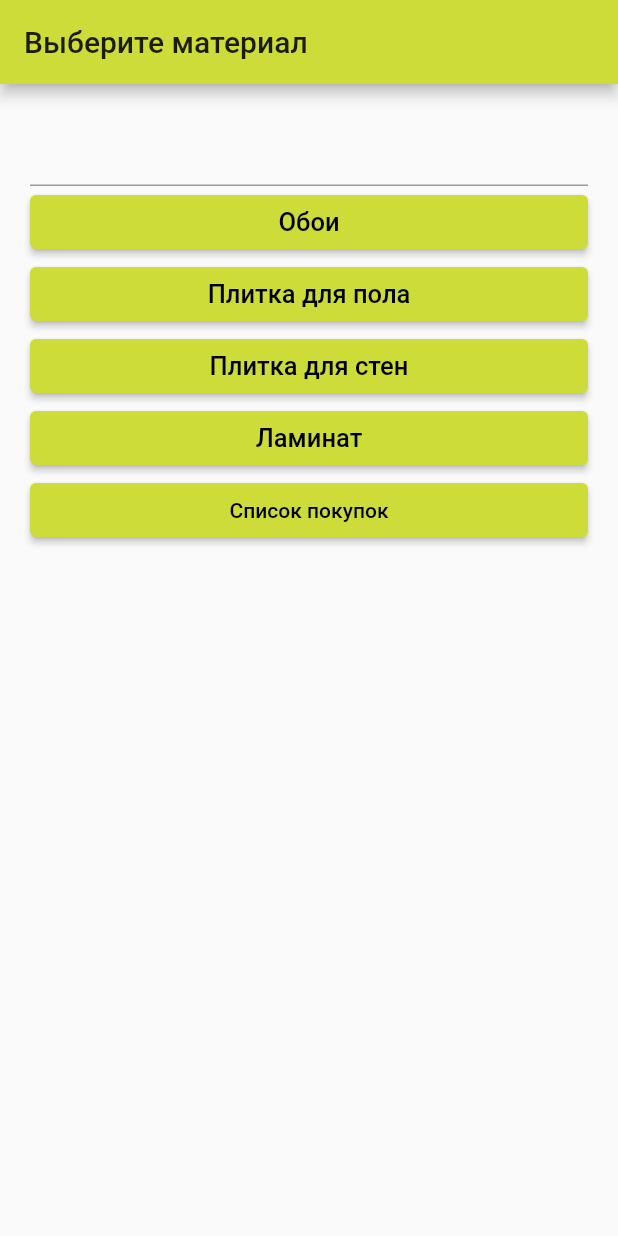
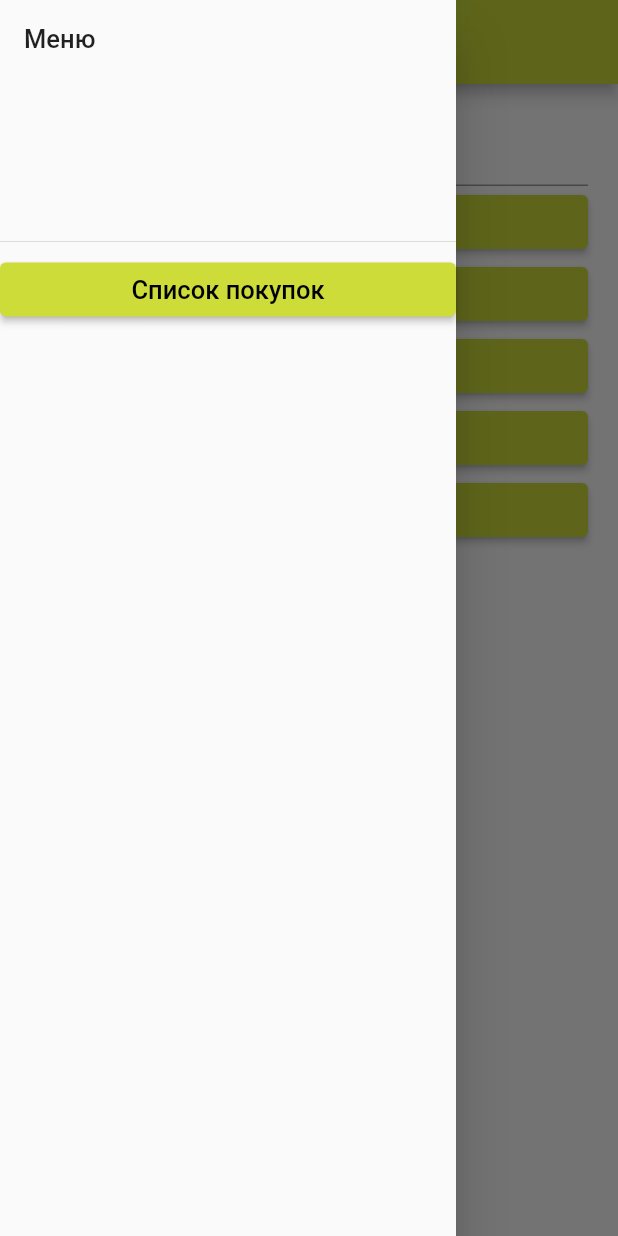
Before and after one commit to tresbon/repair_calculator, a Flutter app: the screen it shows after launch, with the side drawer open (before the commit the screen has no drawer), on a phone screen of 412 x 824 dp. Run offline on Flutter 3.47's test engine with Material 2 defaults, Android fonts, the phone set to English and light mode, and no system bars; our stand-ins replace sqflite; accounts and stored records are empty.

Commit message:
Added drawer to main scaffold

```diff
--- a/lib/ui/main_scaffold.dart
+++ b/lib/ui/main_scaffold.dart
@@ -14,6 +14,7 @@ class _MainScaffoldState extends State<MainScaffold> {
   List<ConcreteMaterial> _searchResults = [];
 
   List<ConcreteMaterial> _filteredMaterials = [];
+
   void initState() {
     _filteredMaterials = _materials;
   }
@@ -23,6 +24,27 @@ class _MainScaffoldState extends State<MainScaffold> {
   @override
   Widget build(BuildContext context) {
     return Scaffold(
+      drawer: Drawer(
+        child: ListView(
+          children: [
+            DrawerHeader(child: Text(
+              "Меню",
+              style: TextStyle(
+                fontSize: 17
+              ),
+            )),
+            ElevatedButton(
+                onPressed: () {
+                  Navigator.push(context,
+                      MaterialPageRoute(builder: (context) => PurchasesList()));
+                },
+                child: Text("Список покупок",
+                style: TextStyle(
+                  fontSize: 17
+                ),))
+          ],
+        ),
+      ),
       appBar: AppBar(
         title: Text("Выберите материал"),
       ),
@@ -52,21 +74,25 @@ class _MainScaffoldState extends State<MainScaffold> {
                 });
               },
             ),
-            ListView.builder(itemCount: _filteredMaterials.length,
+            ListView.builder(
+                itemCount: _filteredMaterials.length,
                 shrinkWrap: true,
                 itemBuilder: (BuildContext context, int index) {
-              return ConstructionMaterialButton(
-                title: _filteredMaterials[index].title,
-                calculatorTitle: _filteredMaterials[index].calculatorTitle,
-                calculatorPage: _filteredMaterials[index].calculatorPage,
-              );
+                  return ConstructionMaterialButton(
+                    title: _filteredMaterials[index].title,
+                    calculatorTitle: _filteredMaterials[index].calculatorTitle,
+                    calculatorPage: _filteredMaterials[index].calculatorPage,
+                  );
                 }),
             ElevatedButton(
                 onPressed: () {
                   Navigator.push(context,
                       MaterialPageRoute(builder: (context) => PurchasesList()));
                 },
-                child: Text("Список покупок")),
+                child: Text(
+                  "Список покупок",
+                  style: TextStyle(fontSize: 17),
+                )),
           ],
         ),
       ),
```
